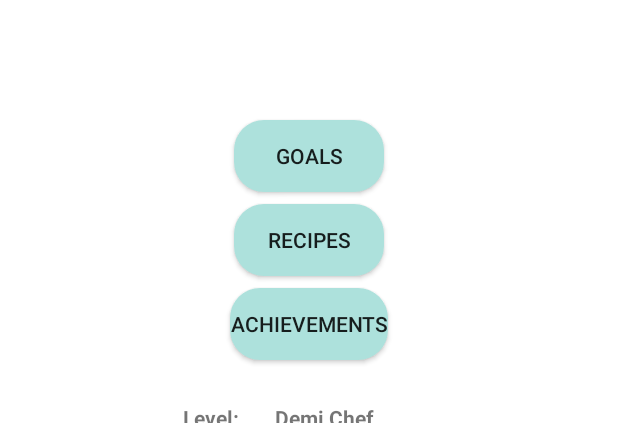
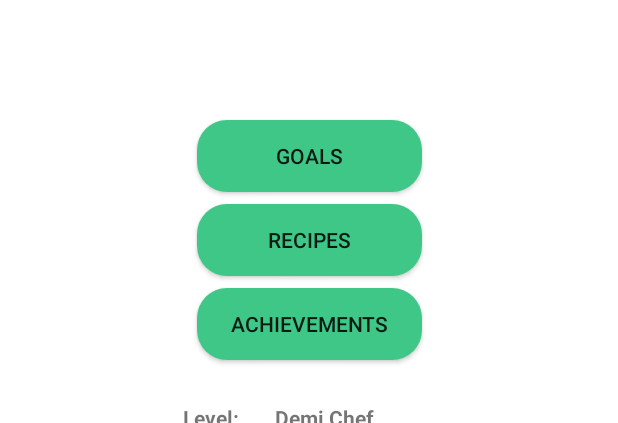
Before and after one commit to EmmaStyles/Cheffy, an Android app: the screen it shows after launch (MainActivity), on a phone screen of 412 x 824 dp, the part 444-867 px from its top. Run offline under Robolectric (Android 15) with nearby library versions, the phone set to English and light mode, and no system bars; libraries missing offline, so code that uses them is left out: com.timqi.sectorprogressview; plain views replace ColorfulRingProgressView; 2 statements that could not run were skipped.

Commit message:
Adjusted buttons

```diff
--- a/app/src/main/res/drawable/button_background.xml
+++ b/app/src/main/res/drawable/button_background.xml
@@ -4,7 +4,7 @@
         android:radius="20dp"
         />
     <solid
-        android:color="#ADE1DC"
+        android:color="#3ec787"
         />
     <padding
         android:left="0dp"
@@ -13,7 +13,7 @@
         android:bottom="0dp"
         />
     <size
-        android:width="100dp"
+        android:width="150dp"
         android:height="40dp"
         />
 </shape>
```
